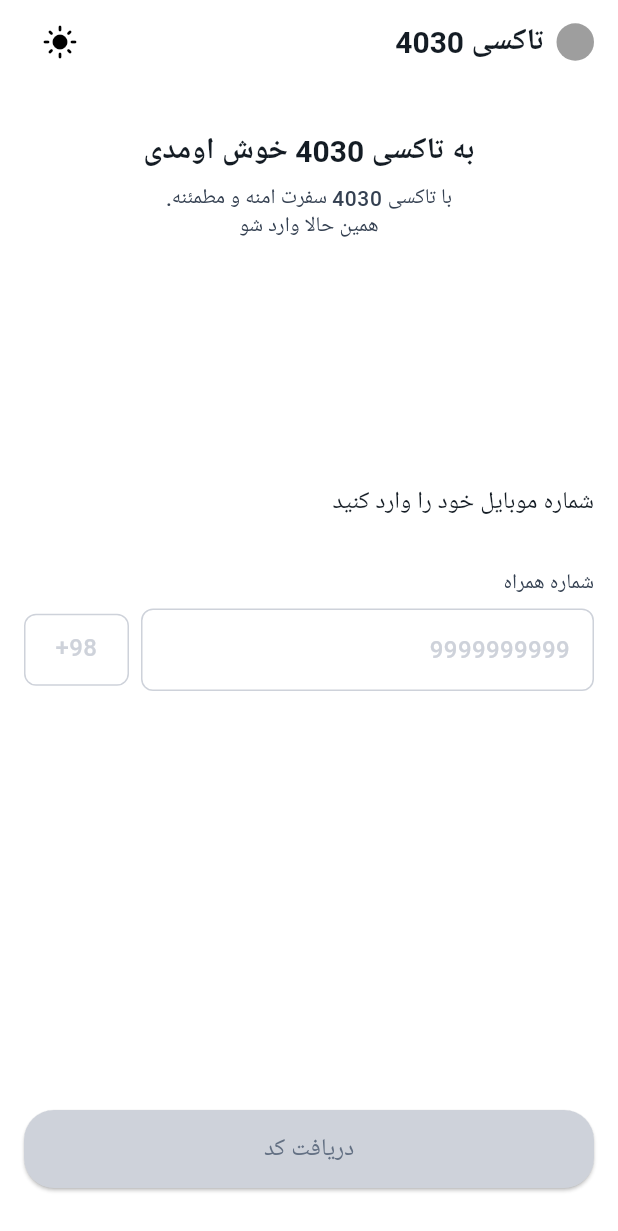
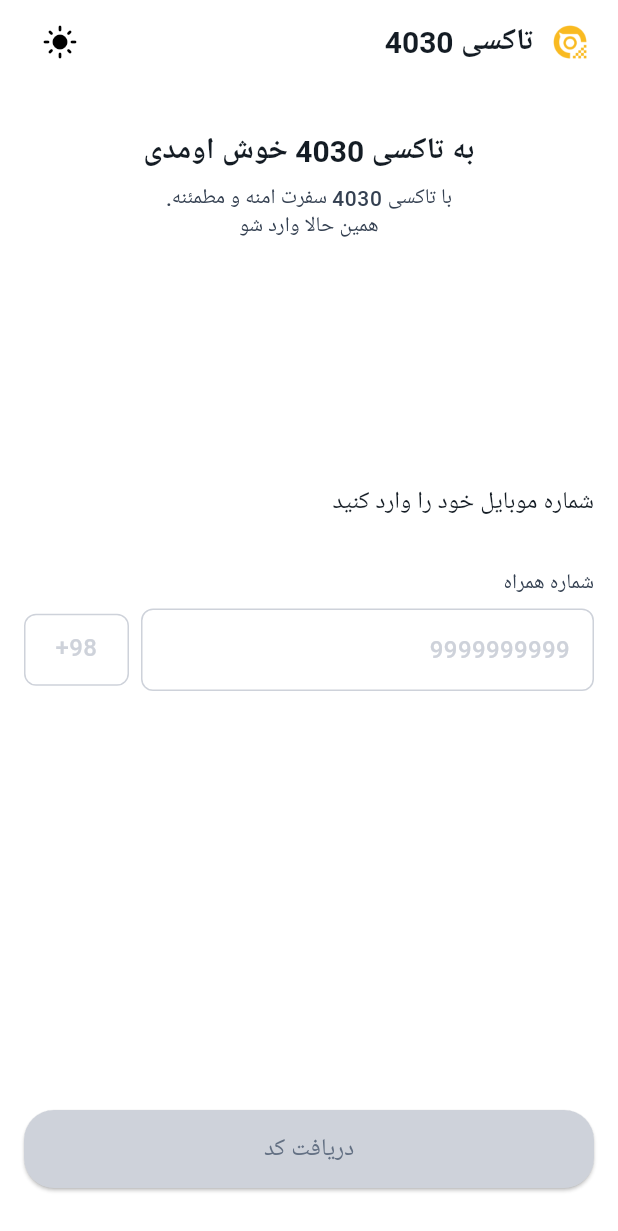
Before and after one commit to Future-CTOS/taxi-4030, a Flutter app: the screen it shows after launch, on a phone screen of 412 x 824 dp. Shown: the top 1231 px of the screen. Run offline on Flutter 3.47's test engine with Material 3 defaults, Android fonts, the phone set to English and light mode, and no system bars; our stand-ins replace dio, either_dart, get, get_storage, image_picker, logger and 1 more.

Commit message:
redesign: change logo of app

```diff
--- a/lib/src/components/scaffold.dart
+++ b/lib/src/components/scaffold.dart
@@ -1,5 +1,6 @@
 import 'package:flutter/material.dart';
 import 'package:get/get.dart';
+import 'package:taxi_4030/gen/assets.gen.dart';
 import 'package:taxi_4030/src/infrastructures/routes/route_names.dart';
 import 'package:taxi_4030/src/infrastructures/utils/constants.dart';
 import 'package:taxi_4030/src/infrastructures/utils/spacing.dart';
@@ -233,9 +234,12 @@
   Widget _logo(BuildContext context) => Row(
     children: [
       Container(
-        width: 25,
-        height: 25,
-        decoration: BoxDecoration(color: Colors.grey, shape: BoxShape.circle),
+        width: 32,
+        height: 32,
+        decoration: BoxDecoration(
+          image: DecorationImage(image: AssetImage(Assets.appLogo.path)),
+          shape: BoxShape.circle,
+        ),
       ),
       AppSpacing.mediumHorizontalSpacer,
       Text('تاکسی 4030', style: Theme.of(context).textTheme.titleLarge),
```
